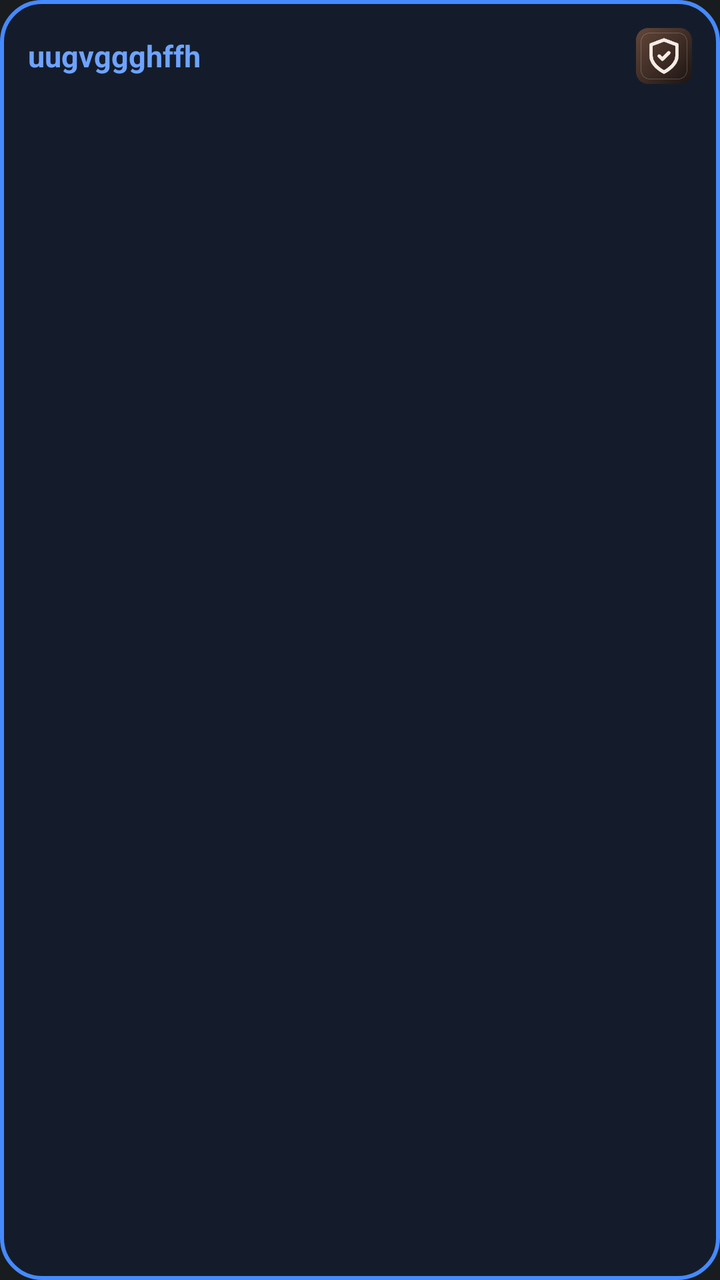
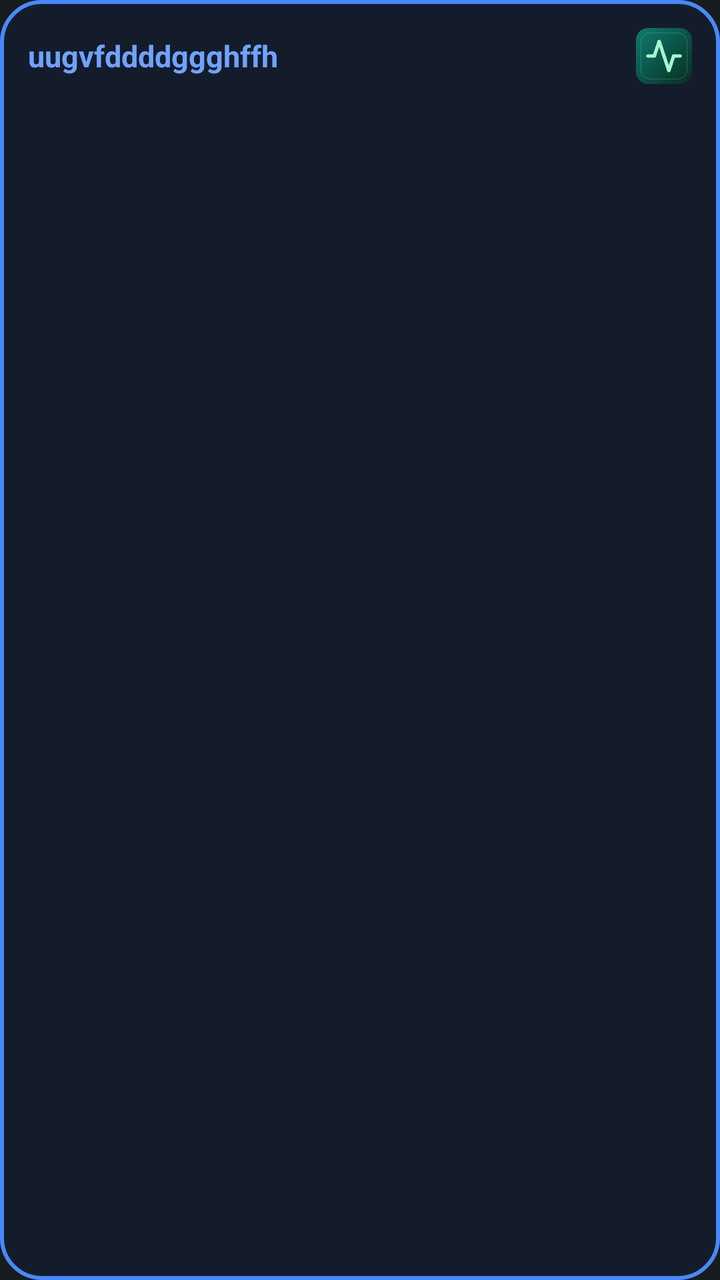

Two renders of the same Android screen: before a commit and after it. Below are the layout's source before the change and the commit's diff.
<!-- AndroidManifest.xml: application theme android:Theme.DeviceDefault.NoActionBar -->
<!-- res/layout/smart_widget_layout.xml -->
<?xml version="1.0" encoding="utf-8"?>
<LinearLayout xmlns:android="http://schemas.android.com/apk/res/android"
    android:id="@+id/widget_root"
    android:layout_width="match_parent"
    android:layout_height="match_parent"
    android:orientation="vertical"
    android:padding="14dp"
    android:background="@drawable/widget_bg"
    android:layoutDirection="rtl">

    <LinearLayout
        android:layout_width="match_parent"
        android:layout_height="wrap_content"
        android:orientation="horizontal"
        android:gravity="center_vertical">

        <ImageView
            android:id="@+id/widget_icon"
            android:layout_width="28dp"
            android:layout_height="28dp"
            android:src="@mipmap/ic_launcher" />

        <TextView
            android:id="@+id/widget_title"
            android:layout_width="0dp"
            android:layout_height="wrap_content"
            android:layout_weight="1"
            android:layout_marginStart="8dp"
            android:text="uugvggghffh"
            android:textColor="#6EA3FF"
            android:textSize="15sp"
            android:textStyle="bold"
            android:singleLine="true"
            android:ellipsize="end" />
    </LinearLayout>

    <TextView
        android:id="@+id/widget_body"
        android:layout_width="match_parent"
        android:layout_height="0dp"
        android:layout_weight="1"
        android:layout_marginTop="8dp"
        android:text=""
        android:textColor="#FFFFFF"
        android:textSize="14sp"
        android:lineSpacingMultiplier="1.25"
        android:gravity="top|right"
        android:maxLines="6"
        android:ellipsize="end" />
</LinearLayout>
<!-- resources referenced by this layout -->
<resources>
  <!-- drawable widget_bg (drawable) -->
  <?xml version="1.0" encoding="utf-8"?>
  <shape xmlns:android="http://schemas.android.com/apk/res/android"
      android:shape="rectangle">
      <solid android:color="#141C2B" />
      <corners android:radius="20dp" />
      <stroke android:width="2dp" android:color="#458AFF" />
  </shape>
  <!-- mipmap ic_launcher: png bitmap (mipmap-hdpi, 6477 bytes) -->
</resources>

<!-- the commit's change to res/layout/smart_widget_layout.xml (unified diff, before → after) -->
@@ -26,7 +26,7 @@
             android:layout_height="wrap_content"
             android:layout_weight="1"
             android:layout_marginStart="8dp"
-            android:text="uugvggghffh"
+            android:text="uugvfddddggghffh"
             android:textColor="#6EA3FF"
             android:textSize="15sp"
             android:textStyle="bold"
<!-- resource entries referenced after the edit -->
@@ -8,6 +8,6 @@
       <corners android:radius="20dp" />
       <stroke android:width="2dp" android:color="#458AFF" />
   </shape>
-  <!-- mipmap ic_launcher: png bitmap (mipmap-hdpi, 6477 bytes) -->
+  <!-- mipmap ic_launcher: png bitmap (mipmap-hdpi, 5666 bytes) -->
 </resources>
 
